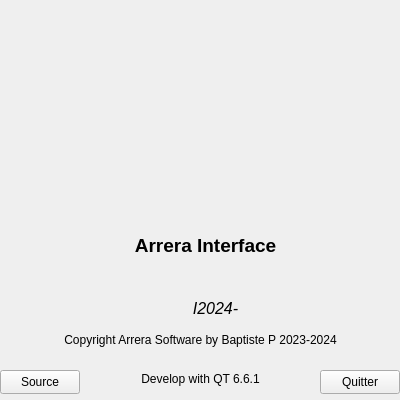
This is carreraapropos.ui in Arrera-Software/Arrera-Interface as Qt 5 draws it before an edit. The edited form follows.
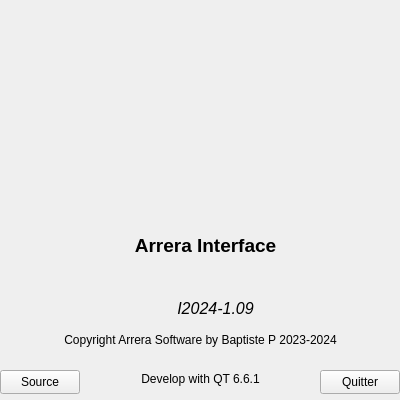
This is the edited form. Icons and pictures are not drawn.

Commit message: Ajout du numero de version

```diff
--- a/carreraapropos.ui
+++ b/carreraapropos.ui
@@ -83,7 +83,7 @@
      </font>
     </property>
     <property name="text">
-     <string>I2024-</string>
+     <string>I2024-1.09</string>
     </property>
     <property name="alignment">
      <set>Qt::AlignCenter</set>
```
